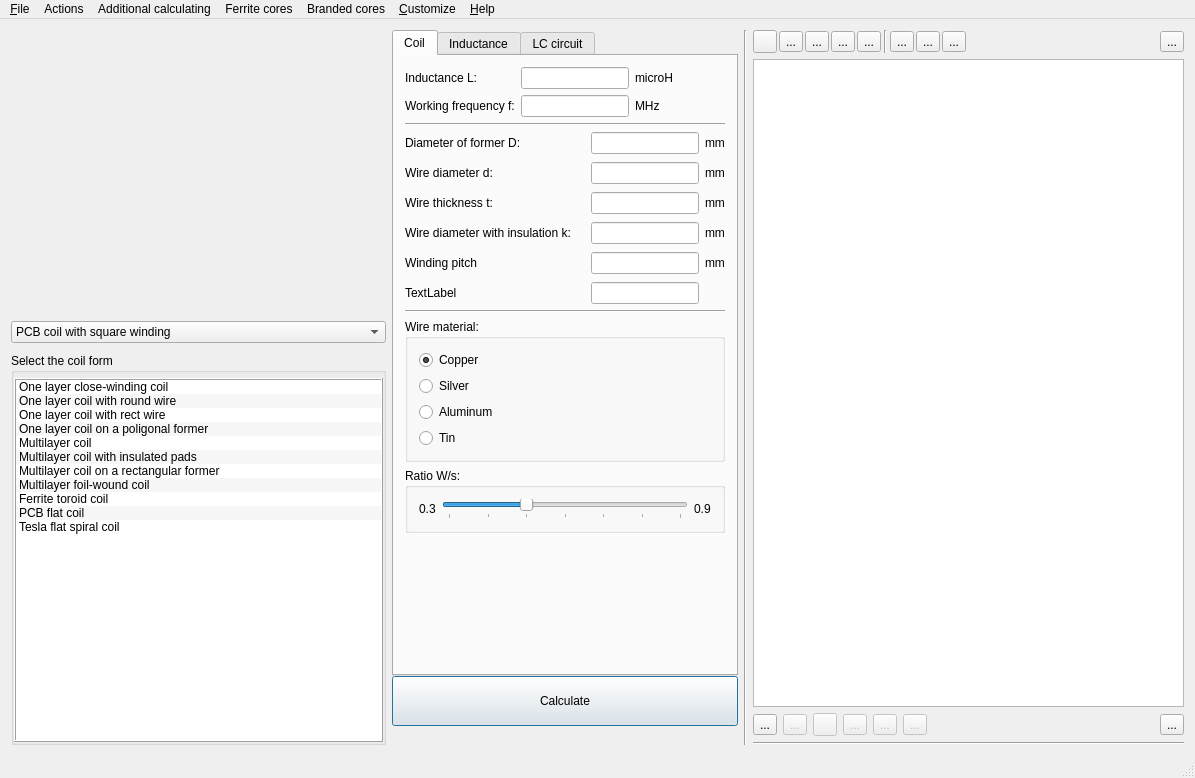
radioacoustick/Coil64, file mainwindow.ui: the form before one commit.
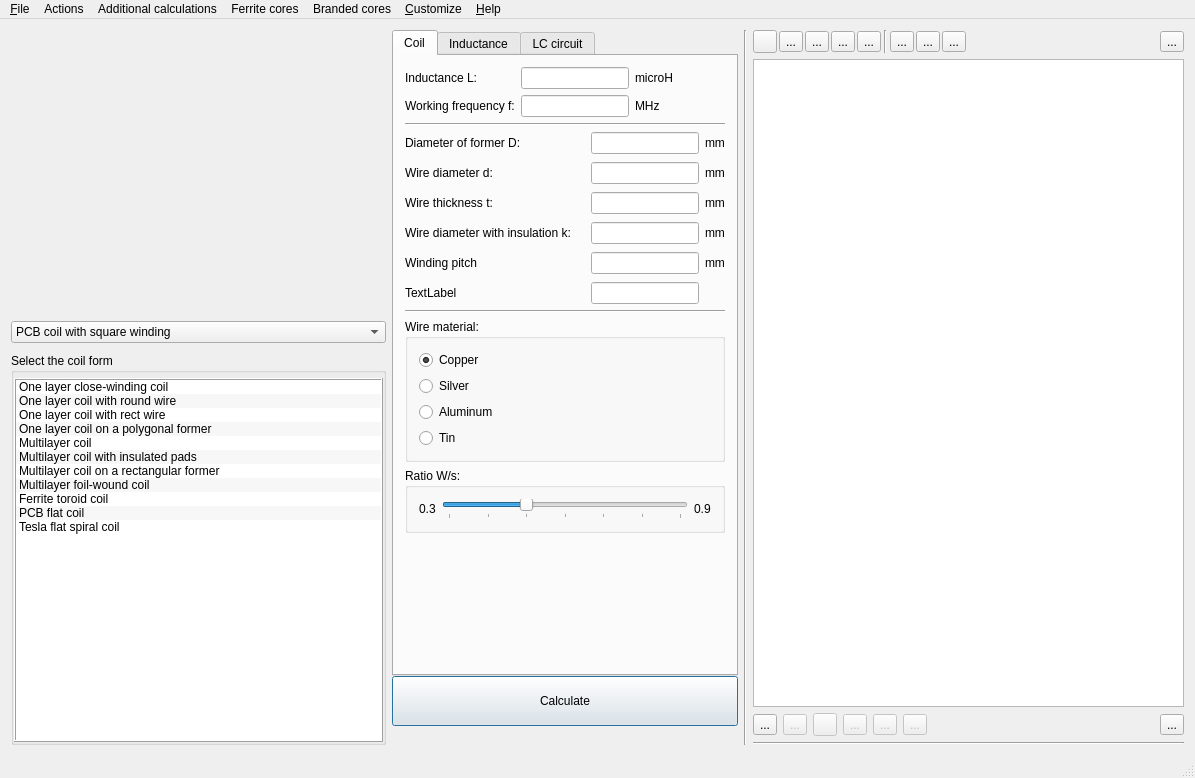
The form after the commit. Icons and pictures are not drawn.

```diff
--- a/mainwindow.ui
+++ b/mainwindow.ui
@@ -166,7 +166,7 @@
            </item>
            <item>
             <property name="text">
-             <string>One layer coil on a poligonal former</string>
+             <string>One layer coil on a polygonal former</string>
             </property>
             <property name="icon">
              <iconset resource="res.qrc">
@@ -1771,7 +1771,7 @@
    </widget>
    <widget class="QMenu" name="menuAdditional_calculating">
     <property name="title">
-     <string>Additional calculating</string>
+     <string>Additional calculations</string>
     </property>
     <addaction name="actionPCB_meandr_coil"/>
     <addaction name="actionMetal_detector_search_coil"/>
```
Left out of the diff: 7 changed lines with no effect on the pictures.
